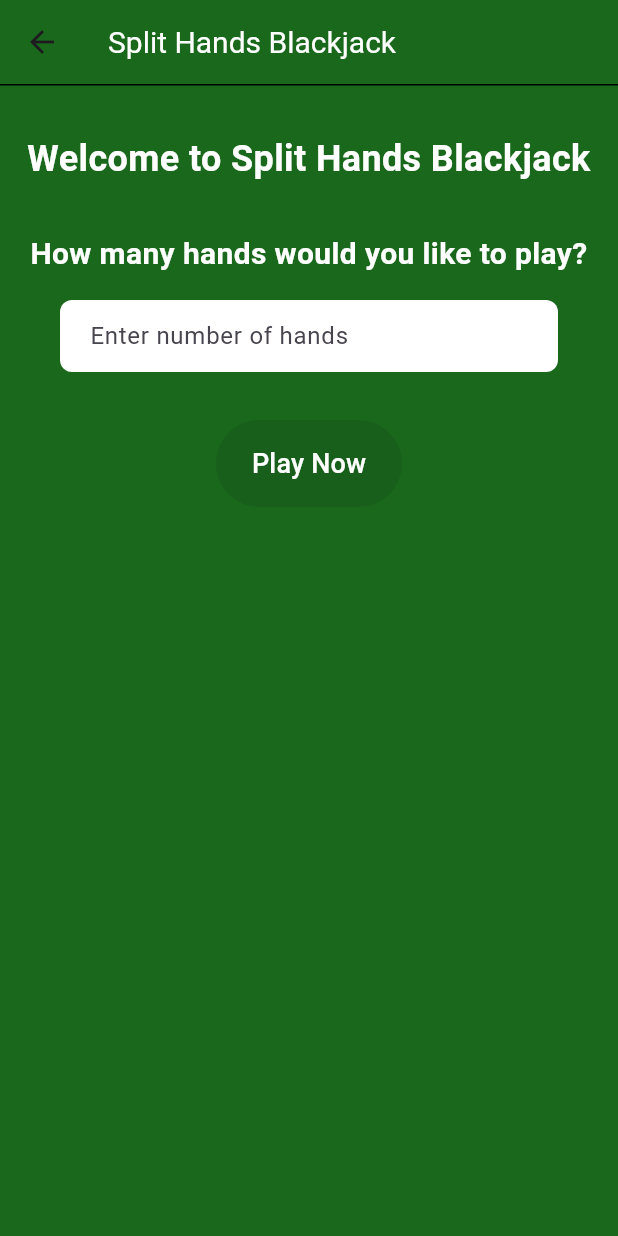
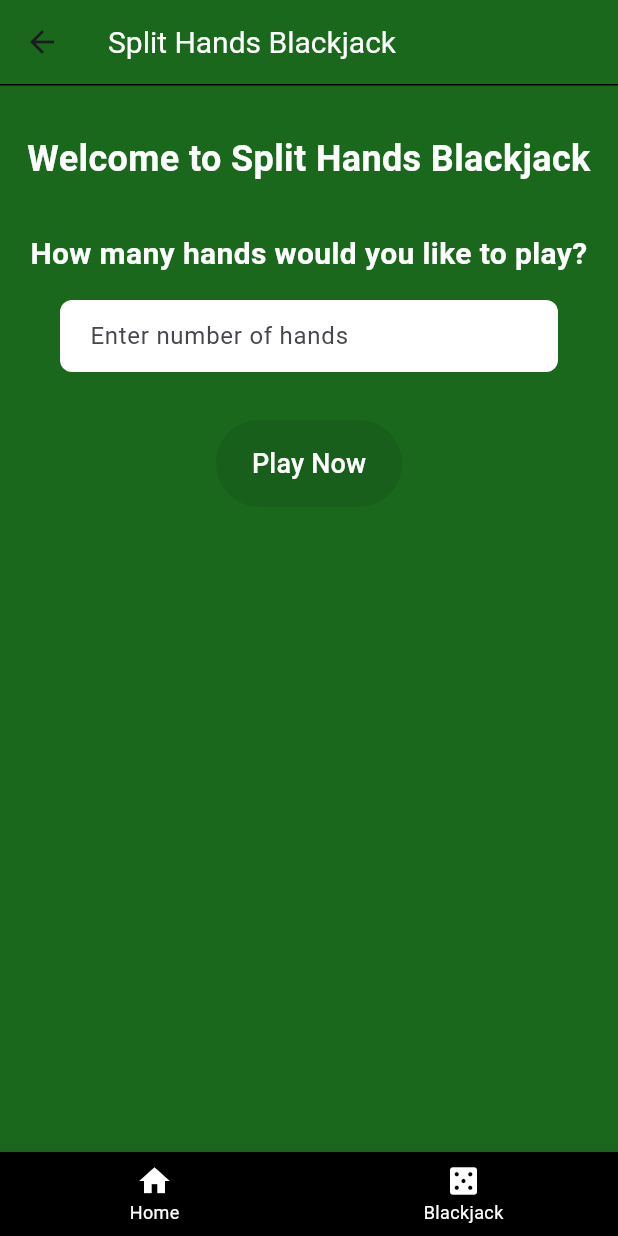
Before and after one commit to bradenizzy/flutter-portfolio-app, a Flutter app: the SplitHandsBlackjack screen opened by its route, on a phone screen of 412 x 824 dp. Run offline on Flutter 3.47's test engine with Material 3 defaults, Android fonts, the phone set to English and light mode, and no system bars; our stand-ins replace firebase_core; accounts and stored records are empty; generated files the repository leaves out were written again.

```diff
--- a/lib/blackjack/screens/split_hands_blackjack.dart
+++ /dev/null
@@ -1,29 +0,0 @@
-// split_hands_blackjack.dart
-
-import 'package:flutter/material.dart';
-import '../../portfolio_app/other/themes.dart';
-import '../other/custom_divider.dart';
-import '../widgets/welcome_to_mode.dart';
-import '../widgets/split_hands_parameters.dart';
-
-class SplitHandsBlackjack extends StatelessWidget {
-  @override
-  Widget build(BuildContext context) {
-    return Theme(
-      data: blackjackTheme,
-      child: Scaffold(
-        appBar: AppBar(title: Text('Split Hands Blackjack')),
-        body: Column(
-          mainAxisAlignment: MainAxisAlignment.start,
-          children: [
-            CustomDivider(),
-            SizedBox(height: 32),
-            WelcomeToMode(modeName: 'Split Hands Blackjack'),
-            SizedBox(height: 32),
-            SplitHandsParameters(),
-          ],
-        ),
-      ),
-    );
-  }
-}
--- /dev/null
+++ b/lib/blackjack/screens/split_hands_mode.dart
@@ -0,0 +1,54 @@
+// split_hands_blackjack.dart
+
+import 'package:flutter/material.dart';
+import 'package:flutter/rendering.dart';
+import '../../portfolio_app/other/themes.dart';
+import '../other/custom_divider.dart';
+import '../widgets/welcome_to_mode.dart';
+import '../widgets/hands_to_play_parameters.dart';
+import '../../portfolio_app/widgets/custom_nav_bar.dart';
+
+class SplitHandsBlackjack extends StatefulWidget {
+  @override
+  _SplitHandsBlackjackState createState() => _SplitHandsBlackjackState();
+}
+
+class _SplitHandsBlackjackState extends State<SplitHandsBlackjack> {
+  void _onItemTapped(int index) {
+    switch (index) {
+      case 0:
+        Navigator.pushNamed(context, '/');
+        break;
+      case 1:
+        Navigator.pushNamed(context, '/blackjack');
+        break;
+    }
+  }
+
+  @override
+  Widget build(BuildContext context) {
+    return Theme(
+      data: blackjackTheme,
+      child: Scaffold(
+        appBar: AppBar(title: Text('Split Hands Blackjack')),
+        body: Column(
+          mainAxisAlignment: MainAxisAlignment.start,
+          children: [
+            CustomDivider(),
+            SizedBox(height: 32),
+            WelcomeToMode(modeName: 'Split Hands Blackjack'),
+            SizedBox(height: 32),
+            NumHandsParameters(),
+          ],
+        ),
+        bottomNavigationBar: CustomBottomNavBar(
+          onItemSelected: _onItemTapped,
+          items: const [
+            BottomNavigationBarItem(icon: Icon(Icons.home), label: 'Home'),
+            BottomNavigationBarItem(icon: Icon(Icons.casino), label: 'Blackjack'),
+          ],
+        ),
+      ),
+    );
+  }
+}
--- a/lib/blackjack/widgets/blackjack_celebration.dart
+++ b/lib/blackjack/widgets/blackjack_celebration.dart
@@ -39,7 +39,7 @@ class _BlackjackCelebrationState extends State<BlackjackCelebration> with Single
           left: startX,
           child: Icon(
             Icons.attach_money,
-            color: Colors.green.shade700,
+            color: const Color.fromARGB(255, 69, 244, 78),
             size: 30,
           ),
         );
@@ -60,7 +60,7 @@ class _BlackjackCelebrationState extends State<BlackjackCelebration> with Single
           child: Container(
             padding: EdgeInsets.symmetric(horizontal: 16.0, vertical: 8.0),
             decoration: BoxDecoration(
-              color: Colors.black.withOpacity(0.7),
+              color: Colors.black.withOpacity(0.8),
               borderRadius: BorderRadius.circular(8.0),
             ),
             child: Text(
--- a/lib/blackjack/widgets/split_hands_parameters.dart
+++ b/lib/blackjack/widgets/hands_to_play_parameters.dart
@@ -5,12 +5,12 @@ import 'number_of_hands_widget.dart';
 import '../../../blackjack/providers/game_provider.dart';
 import 'package:provider/provider.dart';
 
-class SplitHandsParameters extends StatefulWidget {
+class NumHandsParameters extends StatefulWidget {
   @override
-  _SplitHandsParametersState createState() => _SplitHandsParametersState();
+  _NumHandsParametersState createState() => _NumHandsParametersState();
 }
 
-class _SplitHandsParametersState extends State<SplitHandsParameters> {
+class _NumHandsParametersState extends State<NumHandsParameters> {
   final TextEditingController _controller = TextEditingController();
   int? numberOfHands;
 
--- /dev/null
+++ b/lib/portfolio_app/widgets/custom_nav_bar.dart
@@ -0,0 +1,59 @@
+// custom_nav_bar.dart
+
+import 'package:flutter/material.dart';
+
+class CustomBottomNavBar extends StatelessWidget {
+  final Function(int) onItemSelected;
+  final List<BottomNavigationBarItem> items;
+
+  const CustomBottomNavBar({
+    Key? key,
+    required this.onItemSelected,
+    required this.items,
+  }) : super(key: key);
+
+   Widget build(BuildContext context) {
+    return BottomNavigationBar(
+      items: items,
+      onTap: onItemSelected,
+      type: BottomNavigationBarType.fixed,
+      selectedFontSize: 12.0,
+      unselectedFontSize: 12.0,
+      iconSize: 24.0,
+      backgroundColor: Colors.black,
+      selectedItemColor: Colors.white,
+      unselectedItemColor: Colors.white
+    );
+  }
+}
+
+// anywhere this is used in the app, you need these also...
+
+// int _selectedIndex = 0;
+
+// bottomNavigationBar: CustomBottomNavBar(
+//   currentIndex: _selectedIndex,
+//   onItemSelected: _onItemTapped,
+//   items: const [
+//     BottomNavigationBarItem(icon: Icon(Icons.home), label: 'Home'),
+//     BottomNavigationBarItem(icon: Icon(Icons.gamepad), label: 'Blackjack'),
+//     BottomNavigationBarItem(icon: Icon(Icons.camera), label: 'Insta'),
+//     BottomNavigationBarItem(icon: Icon(Icons.spoon), label: 'Recipies'),
+//   ],
+// ),
+
+//void _onItemTapped(int index) {
+    // setState(() {
+    //   _selectedIndex = index;
+    // });
+    // switch (index) {
+    //   case 0:
+    //     Navigator.pushReplacementNamed(context, '/');
+    //     break;
+    //   case 1:
+    //     // Navigator.pushReplacementNamed(context, '/');
+    //     break;
+    //   case 2:
+    //     // Navigator.pushReplacementNamed(context, '/');
+    //     break;
+    // }
```
Also changed, not shown: lib/blackjack/providers/game_provider.dart (+141 -21 lines), lib/blackjack/screens/blackjack_game_results.dart (+29 -2 lines), lib/blackjack/screens/blackjack_game_screen.dart (+23 -1 lines), lib/blackjack/screens/blackjack_home.dart (+29 -6 lines), lib/blackjack/screens/double_down_mode.dart (added, +52 -0 lines), lib/blackjack/screens/soft_hands_mode.dart (added, +53 -0 lines), lib/blackjack/screens/traditional_mode.dart (renamed from lib/blackjack/screens/traditional_blackjack.dart, +25 -1 lines), lib/blackjack/utils/game_util.dart (+8 -0 lines), lib/main.dart (+6 -2 lines).
